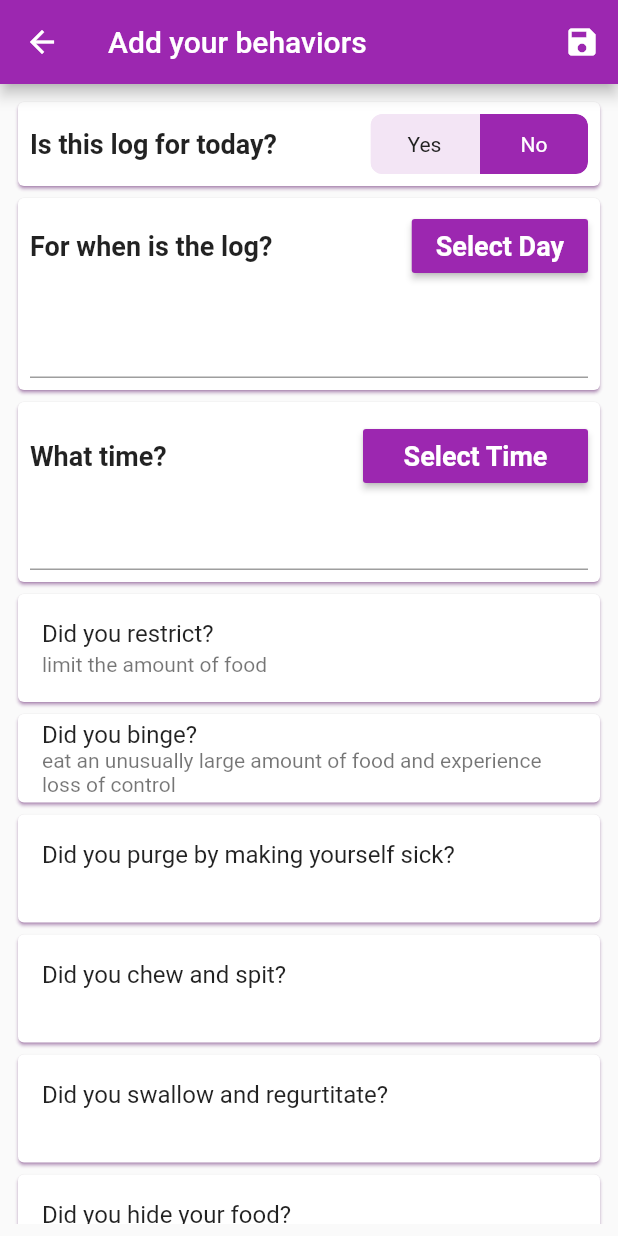
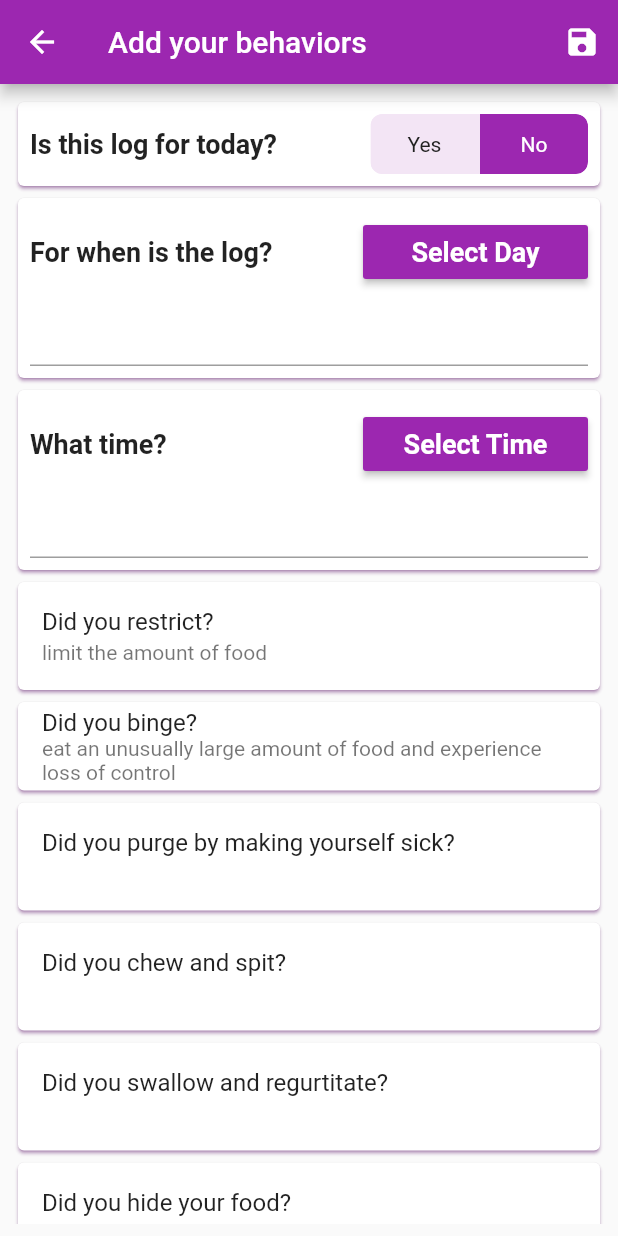
Before and after one commit to anastasiamela/Eating_Disorder_App, a Flutter app: the AddBehaviorLogScreen screen opened by its route, after a tap on "Yes", on a phone screen of 412 x 824 dp. Run offline on Flutter 3.47's test engine with Material 2 defaults, Android fonts, the phone set to English and light mode, and no system bars; drawn by our look-alikes of toggle_switch; our stand-ins replace cloud_firestore, firebase_auth, firebase_core, table_calendar; missing offline and left inert: emojis, sticky_grouped_list; accounts and stored records are empty.

Commit message:
Changed _buildDateBackLogInput() widget to add screens

```diff
--- a/lib/screens/users/add_input/add_behavior_log_screen.dart
+++ b/lib/screens/users/add_input/add_behavior_log_screen.dart
@@ -306,17 +306,18 @@ class _AddBehaviorLogScreenState extends State<AddBehaviorLogScreen> {
         child: Column(
           crossAxisAlignment: CrossAxisAlignment.start,
           children: <Widget>[
-            Row(
-              mainAxisAlignment: MainAxisAlignment.spaceBetween,
-              children: <Widget>[
-                Text(
+            ListTile(
+              title: Text(
                 'For when is the log?',
                 style: TextStyle(
+                  fontWeight: FontWeight.w600,
                   fontSize: 18.0,
-                    fontWeight: FontWeight.w600,
                 ),
               ),
-                RaisedButton(
+              contentPadding: EdgeInsets.all(0.0),
+              trailing: Container(
+                width: 150,
+                child: RaisedButton(
                   child: Text(
                     'Select Day',
                     style: TextStyle(
@@ -328,7 +329,7 @@ class _AddBehaviorLogScreenState extends State<AddBehaviorLogScreen> {
                   onPressed: _pickDate,
                   color: Theme.of(context).primaryColor,
                 ),
-              ],
+              ),
             ),
             (_hasSelectedDateBackLog)
                 ? Text(
@@ -339,8 +340,7 @@ class _AddBehaviorLogScreenState extends State<AddBehaviorLogScreen> {
                       fontWeight: FontWeight.w600,
                     ),
                   )
-                : Text(''),
-            TextFormField(
+                : TextFormField(
                     initialValue: '',
                     readOnly: true,
                     validator: (value) {
```
Also changed, not shown: lib/screens/users/add_input/add_feeling_log_screen.dart (+9 -9 lines), lib/screens/users/add_input/add_thought_screen.dart (+9 -9 lines). Lines whose indentation alone changed are shown as unchanged.
